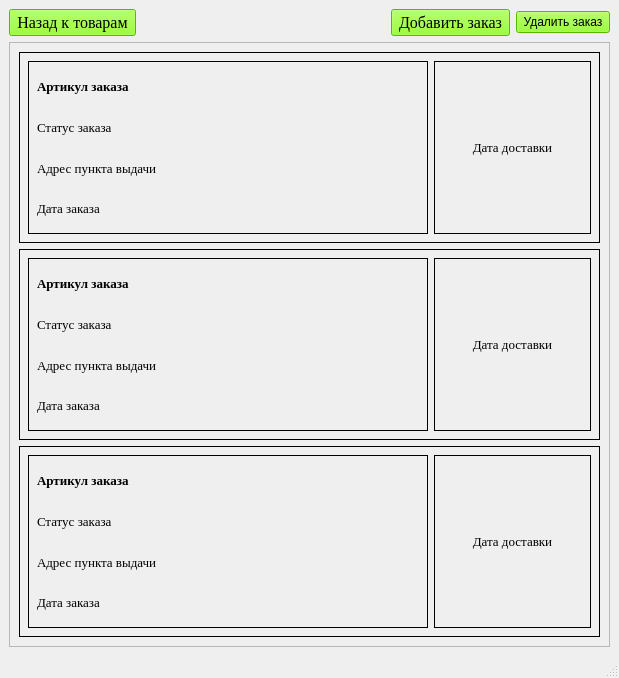
mediumperson/shoe-shop-demo-exam, file Ui/dialog_order_ui.ui: the form before one commit.
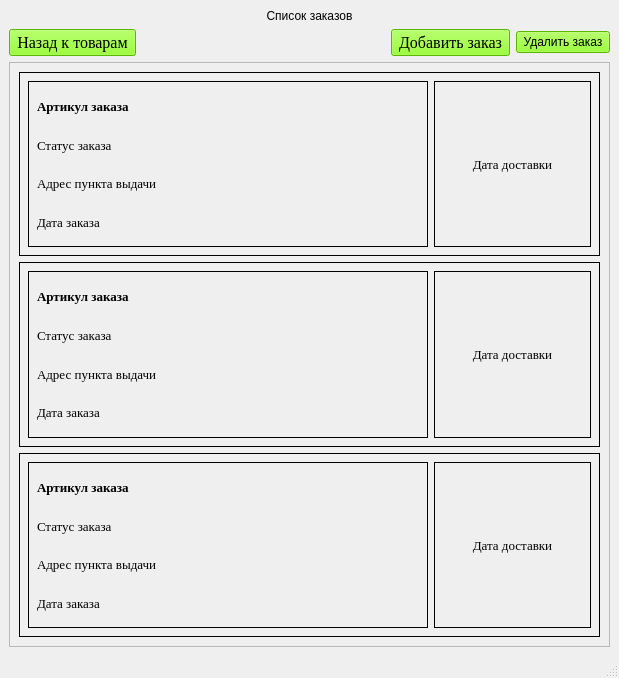
The form after the commit.

What changed in the file:
```diff
--- a/Ui/dialog_order_ui.ui
+++ b/Ui/dialog_order_ui.ui
@@ -15,7 +15,7 @@
   </property>
   <widget class="QWidget" name="centralwidget">
    <layout class="QGridLayout" name="gridLayout_2">
-    <item row="0" column="0">
+    <item row="1" column="0">
      <layout class="QGridLayout" name="gridLayout">
       <item row="0" column="0">
        <layout class="QVBoxLayout" name="verticalLayout">
@@ -110,7 +110,7 @@
              <x>0</x>
              <y>0</y>
              <width>593</width>
-             <height>562</height>
+             <height>540</height>
             </rect>
            </property>
            <layout class="QVBoxLayout" name="verticalLayout_12">
@@ -486,6 +486,16 @@
       </item>
      </layout>
     </item>
+    <item row="0" column="0">
+     <widget class="QLabel" name="title">
+      <property name="text">
+       <string>Список заказов</string>
+      </property>
+      <property name="alignment">
+       <set>Qt::AlignmentFlag::AlignCenter</set>
+      </property>
+     </widget>
+    </item>
    </layout>
   </widget>
   <widget class="QMenuBar" name="menubar">
```
